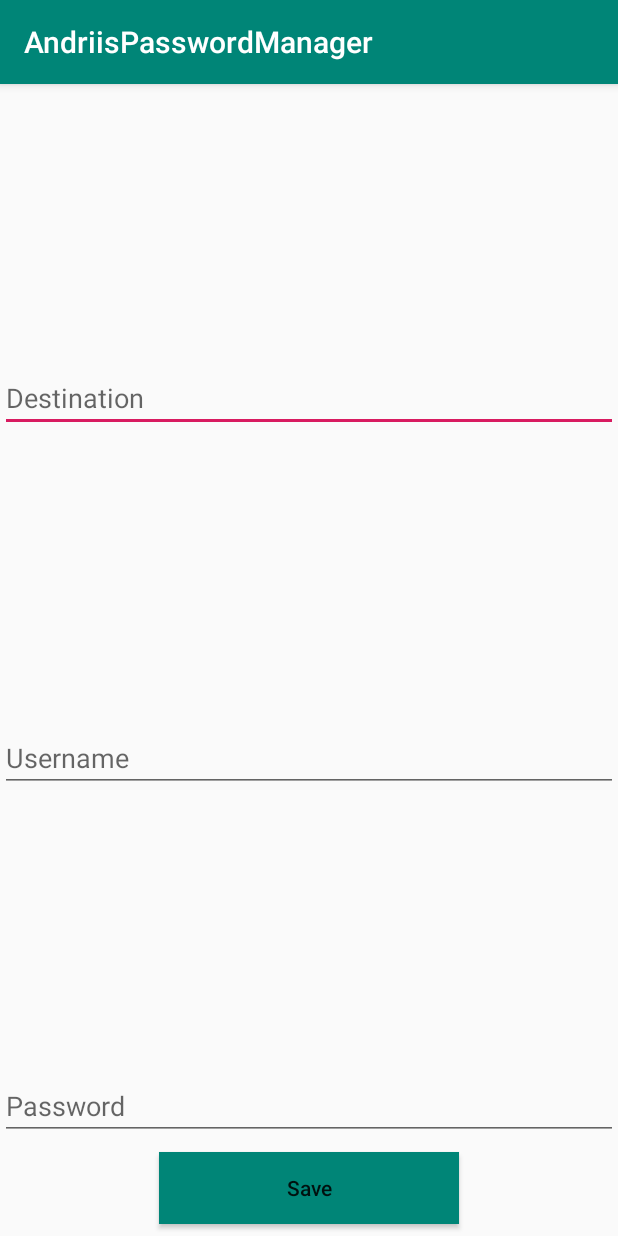
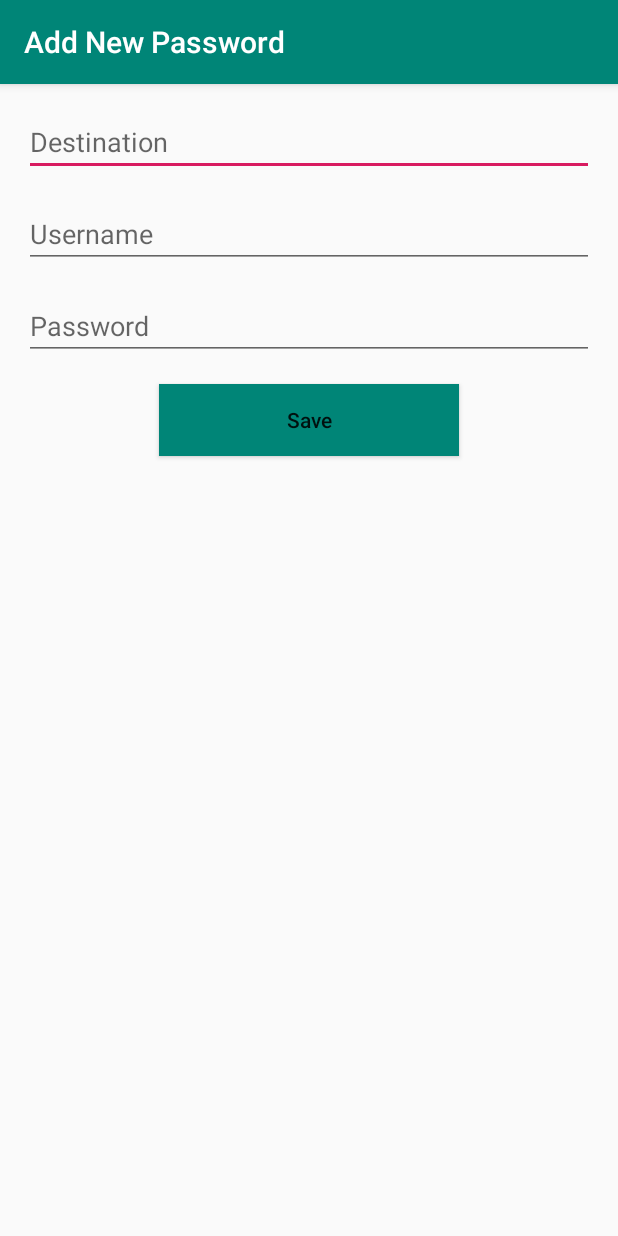
Before and after one commit to derubioo/AndriisAndroidTestApp, an Android app: the screen it shows after launch (AddPasswordActivity), after a tap on an icon or button, on a phone screen of 412 x 824 dp. Run offline under Robolectric (Android 15) with nearby library versions, the phone set to English and light mode, and no system bars; our stand-ins replace Room's generated code.

Commit message:
Improved the layout of the Add Password Activity

```diff
--- a/app/src/main/AndroidManifest.xml
+++ b/app/src/main/AndroidManifest.xml
@@ -15,11 +15,13 @@
                 android:theme="@style/AppTheme.NoActionBar">
             <intent-filter>
                 <action android:name="android.intent.action.MAIN"/>
-
                 <category android:name="android.intent.category.LAUNCHER"/>
             </intent-filter>
         </activity>
-        <activity android:name=".AddPasswordActivity"/>
+        <activity
+                android:name=".AddPasswordActivity"
+                android:label="@string/add_new_password_title">
+        </activity>
     </application>
 
 </manifest>
--- a/app/src/main/java/com/example/andriispasswordmanager/Adapter.kt
+++ b/app/src/main/java/com/example/andriispasswordmanager/Adapter.kt
@@ -11,7 +11,7 @@ class Adapter(context: Context) :
     RecyclerView.Adapter<Adapter.MyViewHolder>() {
 
     private val inflater: LayoutInflater = LayoutInflater.from(context)
-    private var dataset = emptyList<String>()
+    private var dataset = emptyList<AccountRecord>()
 
     // Provide a reference to the views for each data item
     // Complex data items may need more than one view per item, and
@@ -30,7 +30,7 @@ class Adapter(context: Context) :
         return MyViewHolder(itemRowView)
     }
 
-    internal fun setDataset(accounts: List<String>) {
+    internal fun setDataset(accounts: List<AccountRecord>) {
         this.dataset = accounts
         notifyDataSetChanged()
     }
@@ -39,7 +39,7 @@ class Adapter(context: Context) :
     override fun onBindViewHolder(holder: MyViewHolder, position: Int) {
         // - get element from your dataset at this position
         // - replace the contents of the view with that element
-        holder.itemRowView.service_name.text = dataset[position]
+        holder.itemRowView.service_name.text = dataset[position].username
     }
 
     // Return the size of your dataset (invoked by the layout manager)
--- a/app/src/main/java/com/example/andriispasswordmanager/MainActivity.kt
+++ b/app/src/main/java/com/example/andriispasswordmanager/MainActivity.kt
@@ -54,7 +54,7 @@ class MainActivity : AppCompatActivity(), CoroutineScope {
 
         accountsViewModel.allAccounts.observe(this@MainActivity, Observer { accounts ->
                 accounts?.let {
-                    viewAdapter.setDataset(it.map { listItem -> listItem.username })
+                    viewAdapter.setDataset(it)
                 }
             })
     }
--- a/app/src/main/res/layout/add_password_activity.xml
+++ b/app/src/main/res/layout/add_password_activity.xml
@@ -1,43 +1,45 @@
 <?xml version="1.0" encoding="utf-8"?>
 <android.support.constraint.ConstraintLayout xmlns:android="http://schemas.android.com/apk/res/android"
                                              xmlns:app="http://schemas.android.com/apk/res-auto"
-                                             android:layout_width="match_parent"
+                                             xmlns:tools="http://schemas.android.com/tools" android:layout_width="match_parent"
                                              android:layout_height="match_parent">
     <EditText
             android:id="@+id/editTextDestination"
             android:layout_width="match_parent"
             android:layout_height="wrap_content"
             android:hint="@string/hint_destination"
+            android:inputType="text"
+            android:importantForAutofill="no"
             app:layout_constraintStart_toStartOf="parent"
             app:layout_constraintEnd_toEndOf="parent"
-            android:layout_marginBottom="8dp"
-            app:layout_constraintBottom_toTopOf="@+id/editTextUsername"
-            app:layout_constraintTop_toTopOf="parent"
-            app:layout_constraintHorizontal_bias="0.0"
-            android:layout_marginTop="8dp"/>
+            app:layout_constraintHorizontal_bias="1.0"
+            tools:ignore="UnusedAttribute" android:layout_marginTop="16dp" app:layout_constraintTop_toTopOf="parent"
+            android:layout_marginStart="16dp" android:layout_marginEnd="16dp"/>
 
     <EditText
             android:id="@+id/editTextUsername"
             android:layout_width="match_parent"
             android:layout_height="wrap_content"
             android:hint="@string/hint_username"
-            app:layout_constraintStart_toStartOf="parent"
-            app:layout_constraintEnd_toEndOf="parent"
-            android:layout_marginTop="8dp"
-            app:layout_constraintTop_toBottomOf="@+id/editTextDestination"
-            app:layout_constraintHorizontal_bias="0.0"
-            android:layout_marginBottom="8dp"
-            app:layout_constraintBottom_toTopOf="@+id/editTextPassword"/>
+            android:inputType="text"
+            android:importantForAutofill="no"
+            tools:ignore="UnusedAttribute"
+            app:layout_constraintStart_toStartOf="parent" app:layout_constraintEnd_toEndOf="parent"
+            android:layout_marginStart="16dp" android:layout_marginEnd="16dp" android:layout_marginTop="16dp"
+            app:layout_constraintTop_toBottomOf="@+id/editTextDestination"/>
 
     <EditText
             android:id="@+id/editTextPassword"
             android:layout_width="match_parent"
             android:layout_height="wrap_content"
             android:hint="@string/hint_password"
-            android:layout_marginBottom="8dp"
-            app:layout_constraintBottom_toTopOf="@+id/button_save"
+            android:inputType="textPassword"
+            android:importantForAutofill="no"
             app:layout_constraintStart_toStartOf="parent"
-            app:layout_constraintEnd_toEndOf="parent"/>
+            app:layout_constraintEnd_toEndOf="parent"
+            tools:ignore="UnusedAttribute" app:layout_constraintHorizontal_bias="1.0" android:layout_marginTop="16dp"
+            app:layout_constraintTop_toBottomOf="@+id/editTextUsername" android:layout_marginStart="16dp"
+            android:layout_marginEnd="16dp"/>
 
     <Button
             android:id="@+id/button_save"
@@ -47,11 +49,10 @@
             android:background="@color/colorPrimary"
             android:text="@string/save_button_text"
             android:textAllCaps="false"
-            android:layout_marginBottom="8dp"
-            app:layout_constraintBottom_toBottomOf="parent"
             android:layout_marginEnd="8dp"
             app:layout_constraintEnd_toEndOf="parent"
             android:layout_marginStart="8dp"
-            app:layout_constraintStart_toStartOf="parent"/>
+            app:layout_constraintStart_toStartOf="parent" android:layout_marginTop="16dp"
+            app:layout_constraintTop_toBottomOf="@+id/editTextPassword"/>
 
 </android.support.constraint.ConstraintLayout>
--- a/app/src/main/res/values/strings.xml
+++ b/app/src/main/res/values/strings.xml
@@ -1,5 +1,6 @@
 <resources>
-    <string name="app_name">AndriisPasswordManager</string>
+    <string name="app_name">Password Manager by Andrii</string>
+    <string name="add_new_password_title">Add New Password</string>
     <string name="action_settings">Settings</string>
     <string name="view_password">View Password</string>
     <string name="hint_destination">Destination</string>
```
